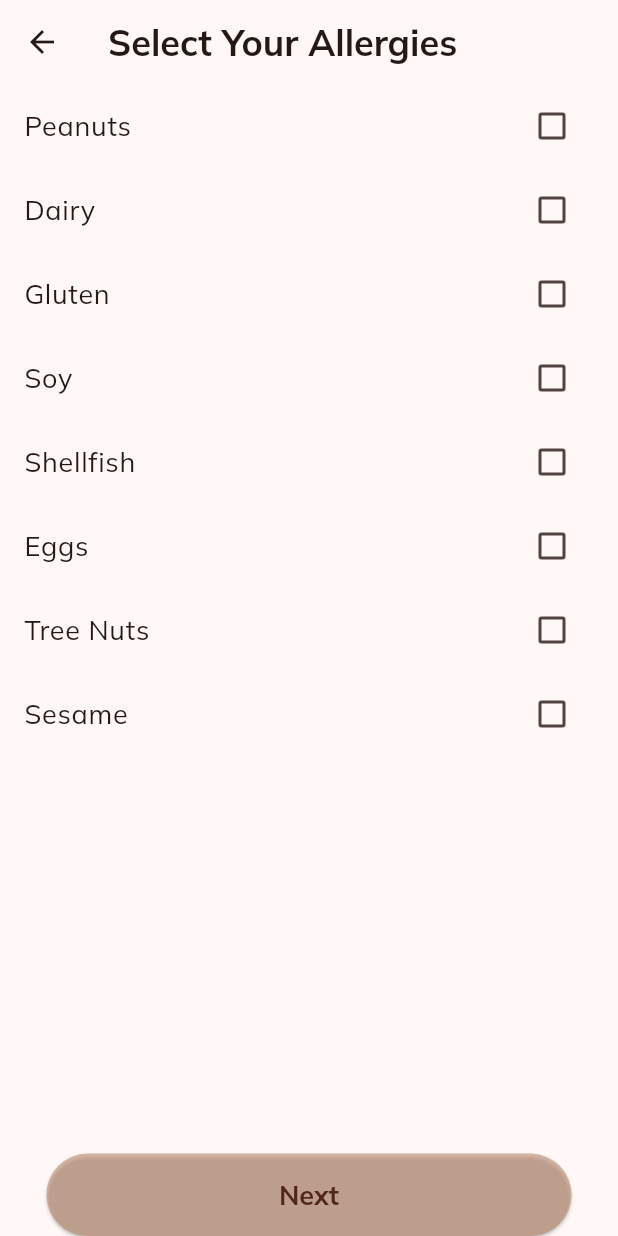
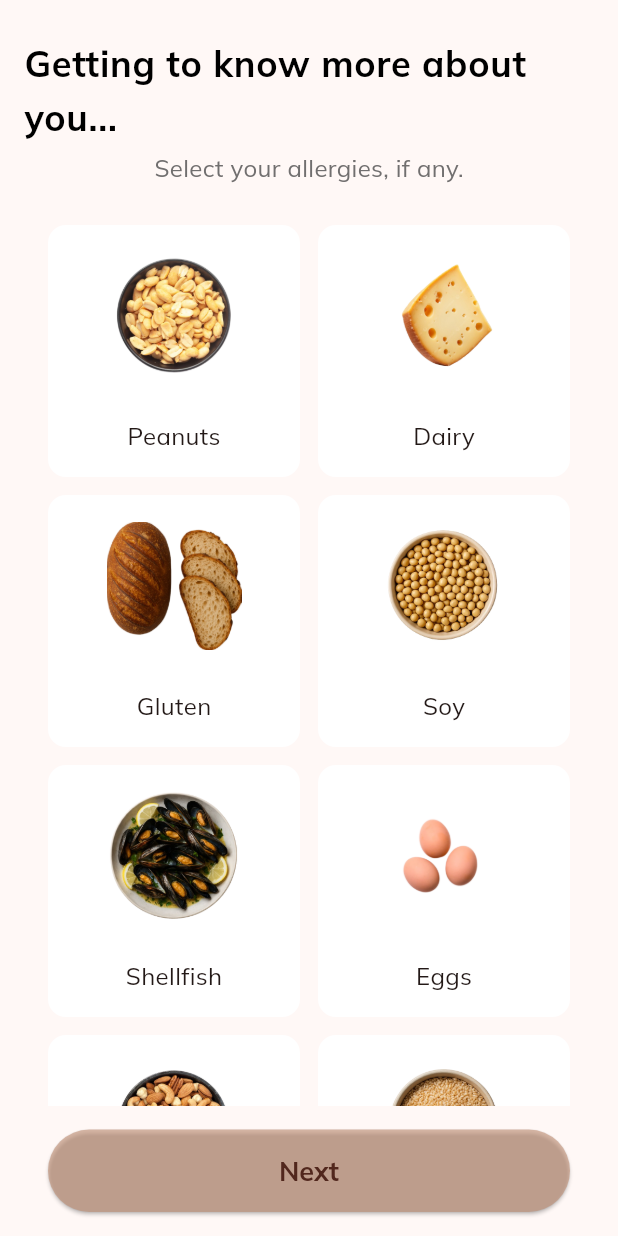
Before and after one commit to ReemJ23/Kitchenly, a Flutter app: the OnboardingAllergiesScreen screen opened directly with empty values, on a phone screen of 412 x 824 dp. Run offline on Flutter 3.47's test engine with Material 3 defaults, Android fonts, the phone set to English and light mode, and no system bars; our stand-ins replace cloud_firestore, firebase_auth, firebase_core, shared_preferences; accounts and stored records are empty; generated files the repository leaves out were written again.

Commit message:
designed the onboarding allergy screen

```diff
--- a/lib/l10n/app_ar.arb
+++ b/lib/l10n/app_ar.arb
@@ -102,5 +102,7 @@
   "loginMessage": "أهلًا بك مجددًا!",
   "loginSubMessage": "جاهز للطهي؟",
   "welcomeSubMessage": "خطوة أقرب لتنظيم وجباتك.",
-  "main": "رئيسية"
+  "main": "الرئيسية",
+  "onboardingAllergiesMessage": "دعنا نتعرف عليك أكثر...",
+  "onboardingAllergiesSubMessage": "قم باختيار أي حساسية لديك، إن وجد."
 }
--- a/lib/l10n/app_en.arb
+++ b/lib/l10n/app_en.arb
@@ -24,7 +24,6 @@
   "usernameTaken": "This username is taken",
   "incorrectPassword": "Incorrect password",
   "userNotFound": "User not found. Please check your email or username.",
-  "selectAllergies": "Select Your Allergies",
   "selectKitchenItems": "Select Kitchen Items",
   "inventory": "Inventory",
   "quantity": "Quantity",
@@ -101,5 +100,7 @@
   "loginMessage": "Welcome back!",
   "loginSubMessage": "Ready to cook?",
   "welcomeSubMessage": "A step closer to more organized meals.",
-  "main": "Main"
- }
+  "main": "Main",
+  "onboardingAllergiesMessage": "Getting to know more about you...",
+  "onboardingAllergiesSubMessage": "Select your allergies, if any."
+}
--- a/lib/screens/login_screen.dart
+++ b/lib/screens/login_screen.dart
@@ -122,7 +122,7 @@ class _LoginScreenState extends State<LoginScreen> {
                   color: AppColors.heading2,
                   fontSize: 16,
                 ),
-                textAlign: TextAlign.right,
+
               ),
 
               SizedBox(height: 10),
--- a/lib/screens/onboarding_allergies.dart
+++ b/lib/screens/onboarding_allergies.dart
@@ -2,7 +2,7 @@ import 'package:flutter/material.dart';
 import 'package:cloud_firestore/cloud_firestore.dart';
 import 'package:firebase_auth/firebase_auth.dart';
 import 'package:flutter_gen/gen_l10n/app_localizations.dart';
-
+import '../utils/colors.dart';
 import '../utils/localization_helper.dart';
 
 class OnboardingAllergiesScreen extends StatefulWidget {
@@ -17,6 +17,17 @@ class OnboardingAllergiesScreen extends StatefulWidget {
 class _OnboardingAllergiesScreenState extends State<OnboardingAllergiesScreen> {
   List<String> selectedAllergies = [];
   final List<String> allAllergies = ["Peanuts", "Dairy", "Gluten", "Soy", "Shellfish", "Eggs", "Tree Nuts", "Sesame"];
+
+  final Map<String, String> allergyImages = {
+    "Peanuts": "assets/images/peanuts.png",
+    "Dairy": "assets/images/dairy.png",
+    "Gluten": "assets/images/gluten.png",
+    "Soy": "assets/images/soy.png",
+    "Shellfish": "assets/images/shellfish.png",
+    "Eggs": "assets/images/eggs.png",
+    "Tree Nuts": "assets/images/treenuts.png",
+    "Sesame": "assets/images/sesame.png",
+  };
 
   void _submitAllergies() async {
     User? user = FirebaseAuth.instance.currentUser;
@@ -35,35 +46,92 @@ class _OnboardingAllergiesScreenState extends State<OnboardingAllergiesScreen> {
     final localizations = AppLocalizations.of(context)!;
 
     return Scaffold(
-      appBar: AppBar(title: Text(localizations.selectAllergies)),
-      body: Column(
-        children: [
+
+      body: SafeArea(
+        child: Padding(
+        padding: const EdgeInsets.fromLTRB(16, 24, 16, 0),
+    child: Column(
+      mainAxisAlignment: MainAxisAlignment.center,
+    children: [
+    Text(
+    localizations.onboardingAllergiesMessage,
+
+    style: Theme.of(context).textTheme.bodyLarge?.copyWith(
+    color: AppColors.heading1,
+    fontSize: 24,
+    fontWeight: FontWeight.bold,
+    ),
+    ),
+    const SizedBox(height: 5),
+    Text(
+    localizations.onboardingAllergiesSubMessage,
+
+    style: Theme.of(context).textTheme.bodyMedium?.copyWith(
+    color: AppColors.heading2,
+    fontSize: 16,
+    ),
+    ),
+    const SizedBox(height: 10),
           Expanded(
-            child: ListView.builder(
-              itemCount: allAllergies.length,
-              itemBuilder: (context, index) {
-                return CheckboxListTile(
-                  title: Text(LocalizationHelper.getLocalizedString(localizations, allAllergies[index])),
-                  value: selectedAllergies.contains(allAllergies[index]),
-                  onChanged: (bool? value) {
+            child: GridView.count(
+              crossAxisCount: 2,
+              padding: EdgeInsets.all(16),
+              crossAxisSpacing: 12,
+              mainAxisSpacing: 12,
+              children: allAllergies.map((allergy) {
+                final isSelected = selectedAllergies.contains(allergy);
+                final imagePath = allergyImages[allergy];
+
+                return GestureDetector(
+                  onTap: () {
                     setState(() {
-                      if (value == true) {
-                        selectedAllergies.add(allAllergies[index]);
-                      } else {
-                        selectedAllergies.remove(allAllergies[index]);
-                      }
+                      isSelected
+                          ? selectedAllergies.remove(allergy)
+                          : selectedAllergies.add(allergy);
                     });
                   },
+                  child: Container(
+                    decoration: BoxDecoration(
+                      borderRadius: BorderRadius.circular(12),
+                      border: Border.all(
+                       color: isSelected ? AppColors.toggleActive : AppColors.toggleInactive,
+                        width: 2,
+                      ),
+                      color: isSelected ? AppColors.toggleActive.withOpacity(0.1) : AppColors.toggleInactive,
+                    ),
+                    child: Column(
+                      mainAxisAlignment: MainAxisAlignment.center,
+                      children: [
+                        if (imagePath != null)
+                          Image.asset(imagePath, width: 90, height: 90),
+                        SizedBox(height: 24),
+                        Text(
+                          LocalizationHelper.getLocalizedString(localizations, allergy),
+                          style: TextStyle(
+                            fontWeight: isSelected ? FontWeight.bold : FontWeight.normal,
+                          ),
+                        ),
+                      ],
+                    ),
+                  ),
                 );
-              },
+              }).toList(),
             ),
           ),
-          ElevatedButton(
-            onPressed: _submitAllergies,
-            child: Text(localizations.next),
+          Padding(
+            padding: const EdgeInsets.all(16.0),
+            child: ElevatedButton(
+              onPressed: _submitAllergies,
+              style: ElevatedButton.styleFrom(
+                minimumSize: Size(double.infinity, 55),
+              ),
+              child: Text(localizations.next),
+            ),
           ),
         ],
       ),
+    ),
+          ),
     );
   }
 }
--- a/lib/utils/colors.dart
+++ b/lib/utils/colors.dart
@@ -9,11 +9,13 @@ class AppColors {
   static const Color heading1 = Color(0xFF000000);
   static const Color heading2 = Color(0xFF716F6F);
   static const Color toggleActive = Color(0xFF51271D);
+  static const Color toggleInactive = Color(0xFFFFFFFF);
   static const Color buttonBg = Color(0x99BF8E73);
   static const Color buttonBgOnPressed = Color(0x99BF8E73);
   static const Color buttonText = Color(0xFF51271D);
   static const Color defaultLabel = Color(0xFF716F6F);
   static const Color bottomBorder = Color(0xFF716F6F);
   static const Color focusedBorder = Color(0xFF51271D);
+  static const Color transparent = Colors.transparent;
   static const Color hint = Color(0xFF716F6F);
 }
```
Also changed, not shown: pubspec.yaml (+9 -1 lines), assets/images/dairy.png (added), assets/images/eggs.png, assets/images/eggs_dish.png (added), assets/images/gluten.png (added), assets/images/peanuts.png (added), assets/images/sesame.png (added), assets/images/shellfish.png (added), assets/images/soy.png (added), assets/images/treenuts.png (added), pubspec.lock.
